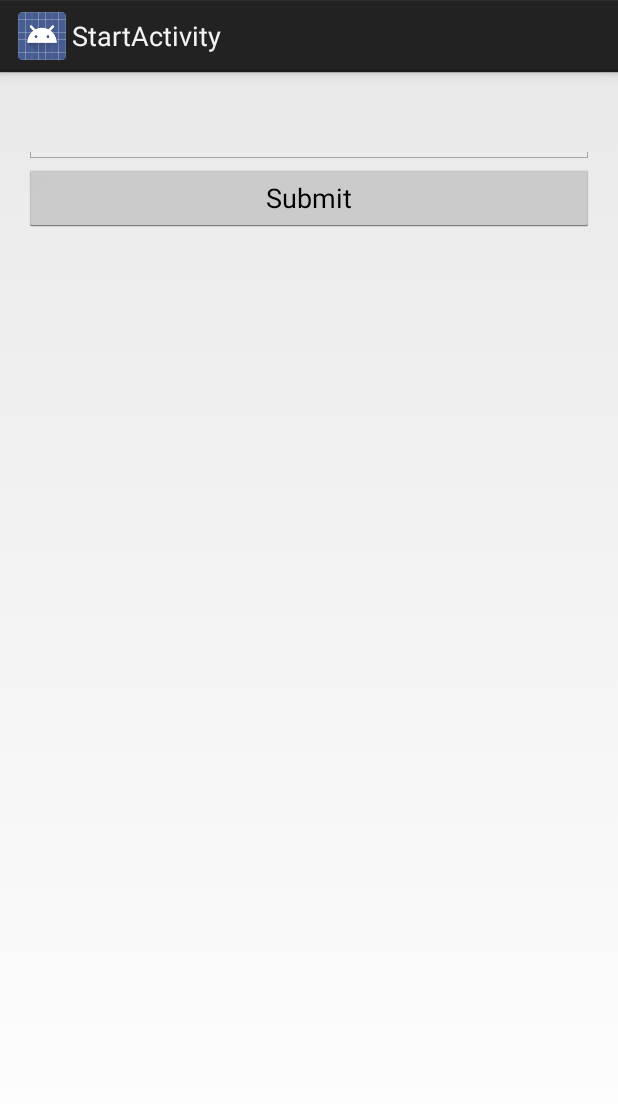
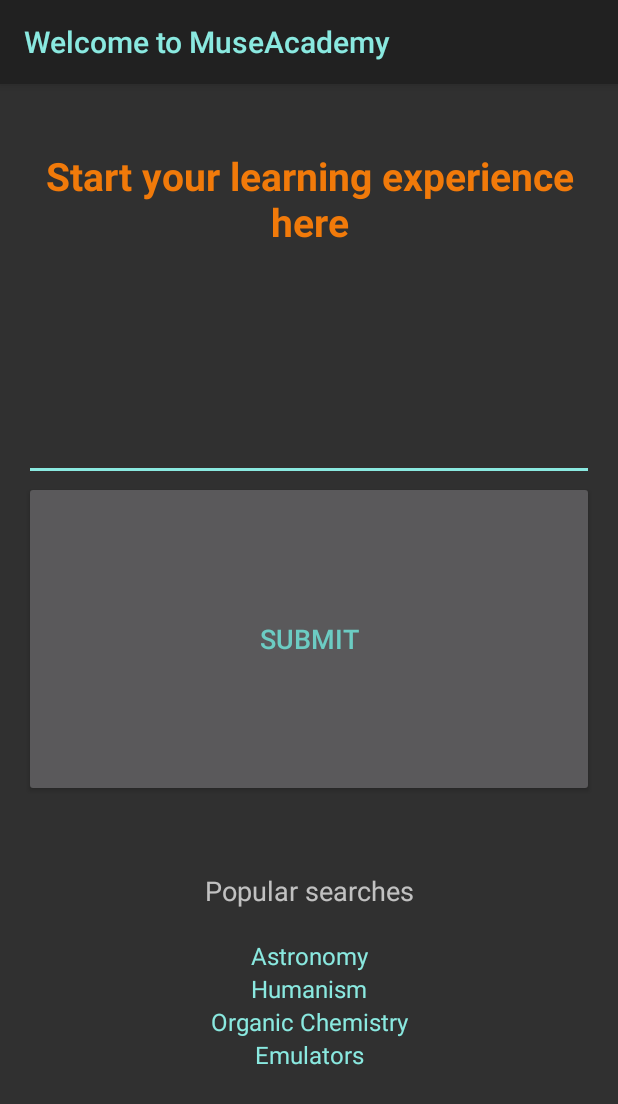
Before and after one commit to alexcdot/MuseAcademy, an Android app: the screen it shows after launch (StartActivity), on a phone screen of 412 x 824 dp. Shown: the top 1104 px of the screen. Run offline under Robolectric (Android 15) with nearby library versions, the phone set to English and light mode, and no system bars.

Commit message:
revised the app ui to look nicer

```diff
--- a/app/build.gradle
+++ b/app/build.gradle
@@ -6,7 +6,7 @@
 
     defaultConfig {
         applicationId "com.choosemuse.example.libmuse"
-        minSdkVersion 15
+        minSdkVersion 21
         targetSdkVersion 23
         compileOptions {
             sourceCompatibility JavaVersion.VERSION_1_7
--- a/app/src/main/java/com/choosemuse/example/libmuse/MainActivity.java
+++ b/app/src/main/java/com/choosemuse/example/libmuse/MainActivity.java
@@ -97,7 +97,7 @@
     /**
      * Tag used for logging purposes.
      */
-    private final String TAG = "TestLibMuseAndroid";
+    private final String TAG = "MuseAcademy";
 
     /**
      * The MuseManager is how you detect Muse headbands and receive notifications
--- a/app/src/main/res/layout/activity_main.xml
+++ b/app/src/main/res/layout/activity_main.xml
@@ -16,7 +16,9 @@
 		android:text="Calibration"
 		android:layout_width="match_parent"
 		android:layout_height="61dp"
-		android:id="@+id/calibrate" />
+		android:id="@+id/calibrate"
+		android:textSize="18sp"
+		android:textColor="?android:attr/colorActivatedHighlight" />
 
 	<LinearLayout
         android:layout_width="match_parent"
@@ -24,20 +26,25 @@
         android:orientation="horizontal" >
         <Button
             android:id="@+id/refresh"
-            android:layout_width="100dp"
+            android:layout_width="0dp"
             android:layout_height="40dp"
-            android:text="@string/refresh" />
+			android:layout_weight="1"
+            android:text="@string/refresh"
+			android:textColor="@android:color/darker_gray" />
 	    <Button
 	        android:id="@+id/connect"
-	        android:layout_width="100dp"
+	        android:layout_width="0dp"
 	        android:layout_height="40dp"
+			android:layout_weight="1"
 	        android:text="@string/connect" />
 
 		<Button
             android:id="@+id/disconnect"
-            android:layout_width="120dp"
+            android:layout_width="0dp"
             android:layout_height="40dp"
-            android:text="@string/disconnect" />
+			android:layout_weight="1"
+            android:text="@string/disconnect"
+			android:textColor="@android:color/darker_gray" />
 	</LinearLayout>
 	<TextView
    		android:layout_width="match_parent"
--- a/app/src/main/res/layout/activity_start.xml
+++ b/app/src/main/res/layout/activity_start.xml
@@ -9,18 +9,114 @@
     android:paddingRight="@dimen/activity_horizontal_margin"
     android:paddingTop="@dimen/activity_vertical_margin"
     android:orientation="vertical"
-    tools:context="com.choosemuse.example.libmuse.StartActivity">
+    tools:context="com.choosemuse.example.libmuse.StartActivity"
+    android:weightSum="1">
+
+    <Space
+        android:layout_width="match_parent"
+        android:layout_height="wrap_content" />
+
+    <LinearLayout
+        android:orientation="vertical"
+        android:layout_width="match_parent"
+        android:layout_height="match_parent">
+
+        <TextView
+            android:layout_width="match_parent"
+            android:layout_height="wrap_content"
+            android:id="@+id/textView"
+            android:layout_weight="0.02"
+            android:textAppearance="@android:style/TextAppearance"
+            android:textSize="26sp"
+            android:textColor="?android:attr/colorFocusedHighlight"
+            android:textStyle="normal|bold"
+            android:text="Start your learning experience here"
+            android:textAlignment="center"
+            android:gravity="center"/>
 
         <EditText
             android:layout_width="match_parent"
             android:layout_height="45dp"
             android:textAlignment="center"
-        android:id="@+id/videoSearch"/>
+            android:id="@+id/videoSearch"
+            android:layout_weight="0.03" />
 
         <Button
             android:layout_width="match_parent"
             android:layout_height="45dp"
             android:text="Submit"
-        android:id="@+id/searchButton"/>
+            android:textColor="#6cccc3"
+            android:id="@+id/searchButton"
+            android:layout_weight="0.06"
+            android:textSize="18sp" />
+
+        <LinearLayout
+            android:orientation="vertical"
+            android:layout_width="match_parent"
+            android:layout_height="166dp"
+            android:layout_weight="0.04"
+            android:weightSum="1">
+
+            <Space
+                android:layout_width="match_parent"
+                android:layout_height="50dp" />
+
+            <TextView
+                android:text="Popular searches"
+                android:layout_width="match_parent"
+                android:layout_height="wrap_content"
+                android:id="@+id/textView6"
+                android:textSize="18sp"
+                android:textAlignment="center"
+                android:gravity="center"/>
+
+            <Space
+                android:layout_width="match_parent"
+                android:layout_height="20dp" />
+
+            <TextView
+                android:text="Astronomy"
+                android:layout_width="match_parent"
+                android:layout_height="wrap_content"
+                android:id="@+id/textView4"
+                android:textAppearance="@android:style/TextAppearance"
+                android:textAlignment="center"
+                android:lineSpacingExtra="8sp"
+                android:gravity="center"/>
+
+            <TextView
+                android:text="Humanism"
+                android:layout_width="match_parent"
+                android:layout_height="wrap_content"
+                android:id="@+id/textView8"
+                android:textAppearance="@android:style/TextAppearance"
+                android:textAlignment="center"
+                android:gravity="center"
+                android:lineSpacingExtra="8sp" />
+
+            <TextView
+                android:text="Organic Chemistry"
+                android:layout_width="match_parent"
+                android:layout_height="wrap_content"
+                android:id="@+id/textView5"
+                android:textAppearance="@android:style/TextAppearance"
+                android:lineSpacingExtra="8sp"
+                android:fontFamily="sans-serif"
+                android:textAlignment="center"
+                android:gravity="center"/>
+
+            <TextView
+                android:text="Emulators"
+                android:layout_width="match_parent"
+                android:layout_height="wrap_content"
+                android:id="@+id/textView7"
+                android:textAppearance="@android:style/TextAppearance"
+                android:textAlignment="center"
+                android:gravity="center"
+                android:lineSpacingExtra="8sp" />
 
         </LinearLayout>
+
+    </LinearLayout>
+
+</LinearLayout>
--- a/app/src/main/res/menu/main.xml
+++ b/app/src/main/res/menu/main.xml
@@ -6,6 +6,7 @@
         android:id="@+id/action_settings"
         android:orderInCategory="100"
         android:showAsAction="never"
-        android:title="@string/action_settings"/>
+        android:title="@string/action_settings"
+        android:background="#8ae9e0"/>
 
 </menu>
--- a/app/src/main/res/values-v11/styles.xml
+++ b/app/src/main/res/values-v11/styles.xml
@@ -4,8 +4,10 @@
         Base application theme for API 11+. This theme completely replaces
         AppBaseTheme from res/values/styles.xml on API 11+ devices.
     -->
-    <style name="AppBaseTheme" parent="android:Theme.Holo.Light">
+    <style name="AppBaseTheme" parent="android:Theme.Material">
         <!-- API 11 theme customizations can go here. -->
+        <item name="android:colorAccent">@color/accent_material_dark</item>
+        <item name="android:textColorPrimary">@color/accent_material_dark</item>
     </style>
 
 </resources>
--- a/app/src/main/res/values-v14/styles.xml
+++ b/app/src/main/res/values-v14/styles.xml
@@ -5,8 +5,10 @@
         AppBaseTheme from BOTH res/values/styles.xml and
         res/values-v11/styles.xml on API 14+ devices.
     -->
-    <style name="AppBaseTheme" parent="android:Theme.Holo.Light.DarkActionBar">
+    <style name="AppBaseTheme" parent="android:Theme.Material">
         <!-- API 14 theme customizations can go here. -->
+        <item name="android:colorAccent">@color/accent_material_dark</item>
+        <item name="android:textColorPrimary">@color/accent_material_dark</item>
     </style>
 
 </resources>
--- /dev/null
+++ b/app/src/main/res/values/colors.xml
@@ -0,0 +1,4 @@
+<?xml version="1.0" encoding="utf-8"?>
+<resources>
+    <color name="accent_material_dark">#8ae9e0</color>
+</resources>
--- a/app/src/main/res/values/strings.xml
+++ b/app/src/main/res/values/strings.xml
@@ -1,7 +1,7 @@
 <?xml version="1.0" encoding="utf-8"?>
 <resources>
 
-    <string name="app_name">TestLibMuseAndroid</string>
+    <string name="app_name">MuseAcademy: Learn fearlessly</string>
     <string name="hello_world">Hello world!</string>
     <string name="action_settings">Settings</string>
     <string name="connect">Connect</string>
@@ -23,5 +23,5 @@
     <string name="permission_dialog_title">Muse Needs Your Permission</string>
     <string name="permission_dialog_description">Muse needs a few permissions to work properly. On the next screens, tap "Allow" to proceed. If you deny, Muse will not work properly until you go into your Android settings and allow.</string>
     <string name="permission_dialog_understand">I Understand</string>
-    <string name="title_activity_start">StartActivity</string>
+    <string name="title_activity_start">Welcome to MuseAcademy</string>
 </resources>
--- a/app/src/main/res/values/styles.xml
+++ b/app/src/main/res/values/styles.xml
@@ -4,12 +4,14 @@
         Base application theme, dependent on API level. This theme is replaced
         by AppBaseTheme from res/values-vXX/styles.xml on newer devices.
     -->
-    <style name="AppBaseTheme" parent="android:Theme.Light">
+    <style name="AppBaseTheme" parent="android:Theme.Material">
         <!--
             Theme customizations available in newer API levels can go in
             res/values-vXX/styles.xml, while customizations related to
             backward-compatibility can go here.
         -->
+        <item name="android:colorAccent">@color/accent_material_dark</item>
+        <item name="android:textColorPrimary">@color/accent_material_dark</item>
     </style>
 
     <!-- Application theme. -->
```
Also changed, not shown: 1 other file. Lines whose indentation alone changed are shown as unchanged.
